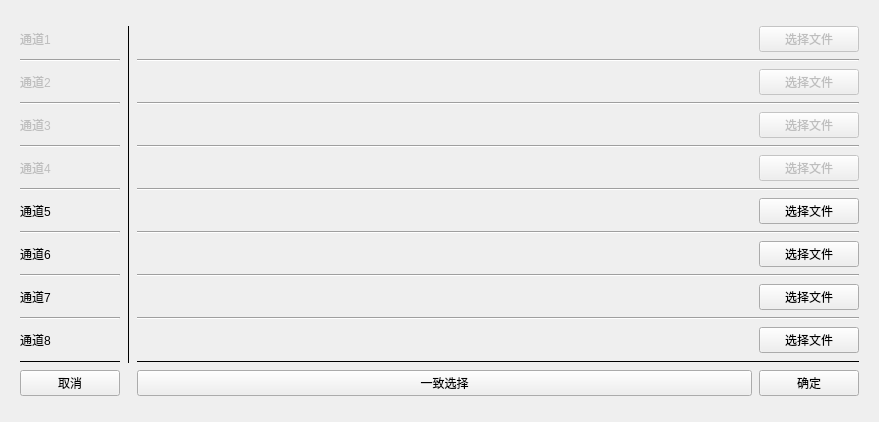
Before: the Qt Designer form ui/波形预置/wave_file_ui.ui in sunningxiao/RFSdemo, drawn with Qt 5.
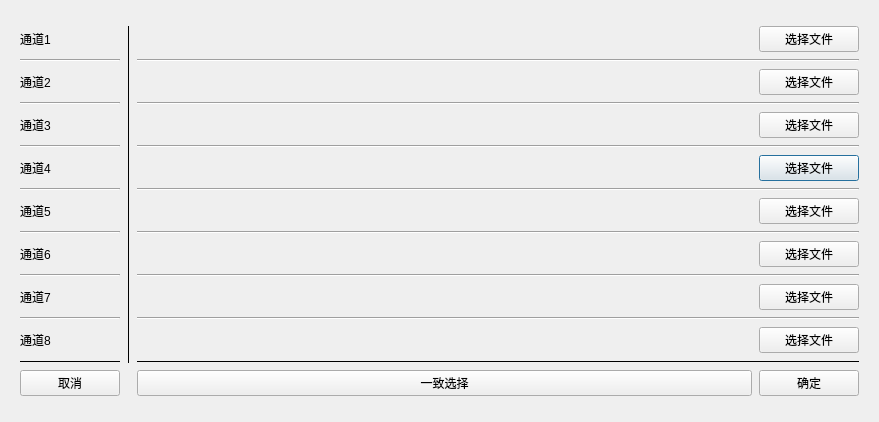
After: the same form once the commit is applied.

```diff
--- a/ui/波形预置/wave_file_ui.ui
+++ b/ui/波形预置/wave_file_ui.ui
@@ -93,7 +93,7 @@
           <item row="6" column="4">
            <widget class="QPushButton" name="select_file_3">
             <property name="enabled">
-             <bool>false</bool>
+             <bool>true</bool>
             </property>
             <property name="minimumSize">
              <size>
@@ -115,7 +115,7 @@
           <item row="4" column="4">
            <widget class="QPushButton" name="select_file_2">
             <property name="enabled">
-             <bool>false</bool>
+             <bool>true</bool>
             </property>
             <property name="minimumSize">
              <size>
@@ -178,7 +178,7 @@
           <item row="0" column="4">
            <widget class="QPushButton" name="select_file_0">
             <property name="enabled">
-             <bool>false</bool>
+             <bool>true</bool>
             </property>
             <property name="minimumSize">
              <size>
@@ -235,7 +235,7 @@
           <item row="0" column="0">
            <widget class="QLabel" name="label">
             <property name="enabled">
-             <bool>false</bool>
+             <bool>true</bool>
             </property>
             <property name="maximumSize">
              <size>
@@ -323,7 +323,7 @@
           <item row="2" column="4">
            <widget class="QPushButton" name="select_file_1">
             <property name="enabled">
-             <bool>false</bool>
+             <bool>true</bool>
             </property>
             <property name="minimumSize">
              <size>
@@ -352,7 +352,7 @@
           <item row="6" column="0">
            <widget class="QLabel" name="label_4">
             <property name="enabled">
-             <bool>false</bool>
+             <bool>true</bool>
             </property>
             <property name="maximumSize">
              <size>
@@ -388,7 +388,7 @@
           <item row="4" column="0">
            <widget class="QLabel" name="label_3">
             <property name="enabled">
-             <bool>false</bool>
+             <bool>true</bool>
             </property>
             <property name="maximumSize">
              <size>
@@ -515,7 +515,7 @@
           <item row="2" column="0">
            <widget class="QLabel" name="label_2">
             <property name="enabled">
-             <bool>false</bool>
+             <bool>true</bool>
             </property>
             <property name="maximumSize">
              <size>
```
Left out of the diff: 8 changed lines with no effect on the pictures.
